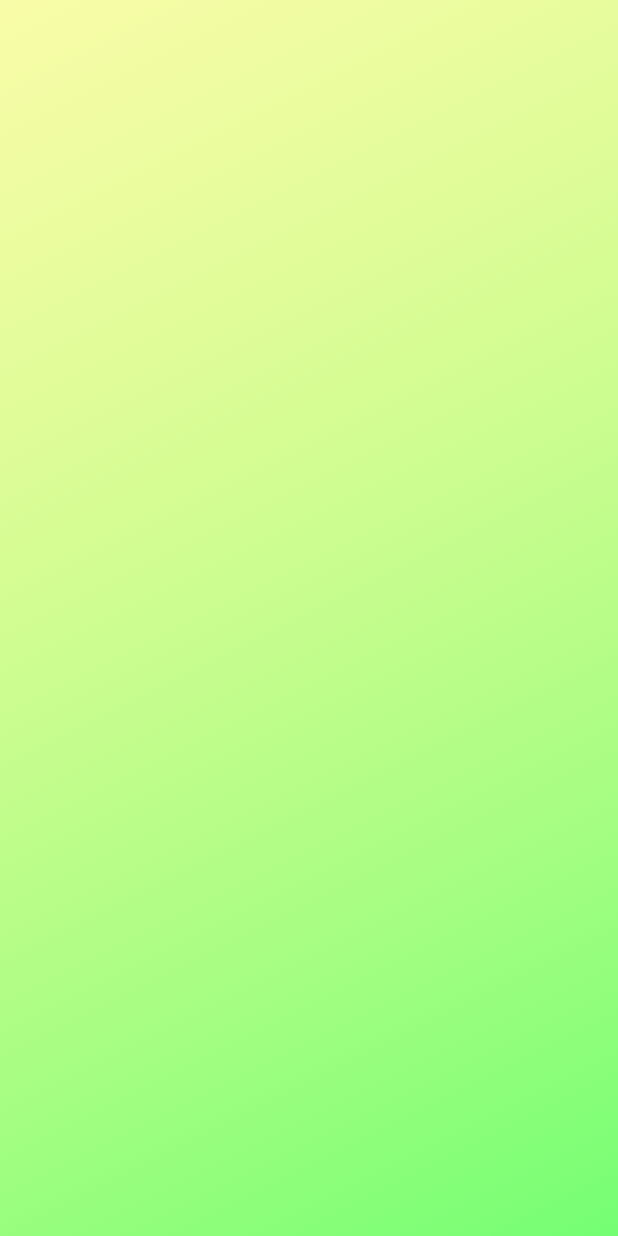
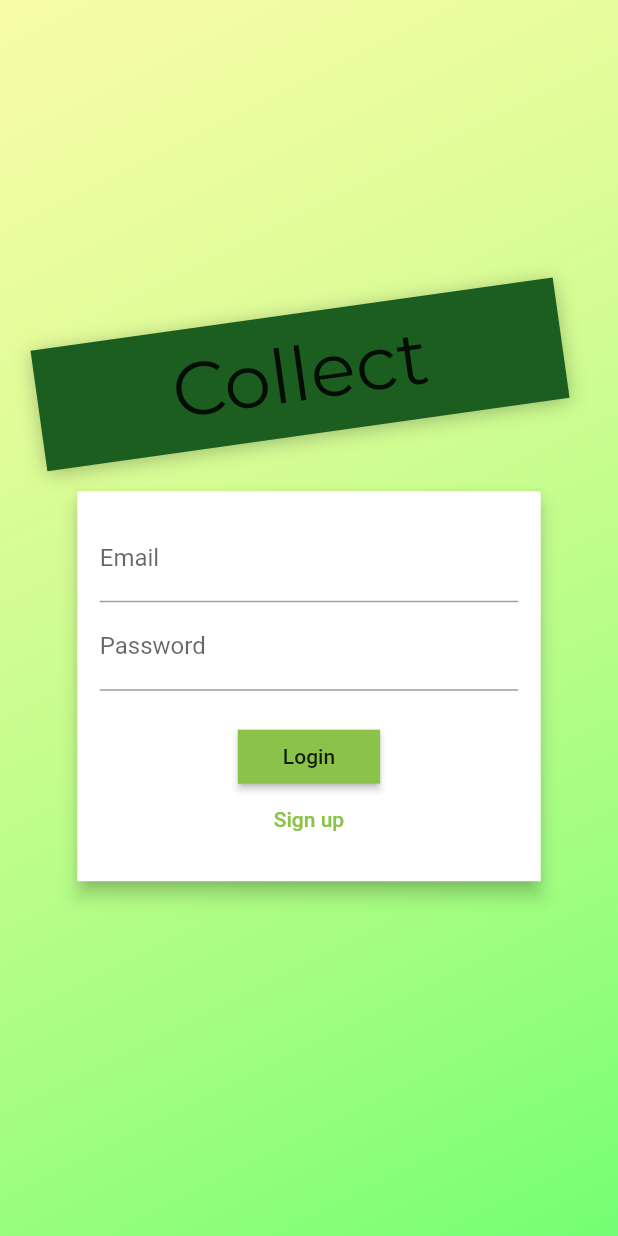
Before and after one commit to jackyangzzh/Flutter-Project, a Flutter app: the AuthScreen screen opened directly, on a phone screen of 412 x 824 dp. Run offline on Flutter 3.47's test engine with Material 2 defaults, Android fonts, the phone set to English and light mode, and no system bars.

Commit message:
Auth screen complete

```diff
--- a/collection_app/lib/Screens/auth_screen.dart
+++ b/collection_app/lib/Screens/auth_screen.dart
@@ -1,5 +1,6 @@
 import 'dart:math';
 import 'package:flutter/material.dart';
+import '../Widgets/auth_card.dart';
 
 enum AuthMode { Signup, Login }
 
@@ -31,6 +32,37 @@ class AuthScreen extends StatelessWidget {
               child: Column(
                 mainAxisAlignment: MainAxisAlignment.center,
                 crossAxisAlignment: CrossAxisAlignment.center,
+                children: <Widget>[
+                  Flexible(
+                    child: Container(
+                      margin: EdgeInsets.only(bottom: 10),
+                      padding:
+                          EdgeInsets.symmetric(vertical: 10, horizontal: 90),
+                      transform: Matrix4.rotationZ(-8 * pi / 180)
+                        ..translate(-10.0),
+                      decoration: BoxDecoration(
+                          borderRadius: BorderRadius.circular(0),
+                          color: Colors.green.shade900,
+                          boxShadow: [
+                            BoxShadow(
+                                blurRadius: 10,
+                                color: Colors.black26,
+                                offset: Offset(0, 2))
+                          ]),
+                      child: Text('Collect',
+                          style: TextStyle(
+                              color:
+                                  Theme.of(context).accentTextTheme.title.color,
+                              fontSize: 50,
+                              fontFamily: 'Montserrat',
+                              fontWeight: FontWeight.normal)),
+                    ),
+                  ),
+                  Flexible(
+                    flex: deviceSize.width > 600 ? 2 : 1,
+                    child: AuthCard(),
+                  ),
+                ],
               ),
             ),
           )
--- /dev/null
+++ b/collection_app/lib/Widgets/auth_card.dart
@@ -0,0 +1,139 @@
+import '../Screens/auth_screen.dart';
+import 'package:flutter/material.dart';
+
+class AuthCard extends StatefulWidget {
+  const AuthCard({
+    Key key,
+  }) : super(key: key);
+  @override
+  _AuthCardState createState() => _AuthCardState();
+}
+
+class _AuthCardState extends State<AuthCard> {
+  final GlobalKey<FormState> _formKey = GlobalKey();
+  AuthMode _authMode = AuthMode.Login;
+  Map<String, String> _authData = {
+    'email': '',
+    'password': '',
+  };
+  var _isLoading = false;
+  final _passwordController = TextEditingController();
+
+  void _submit() {
+    if (_formKey.currentState.validate()) {
+      return;
+    }
+    _formKey.currentState.save();
+    setState(() {
+      _isLoading = true;
+    });
+    if (_authMode == AuthMode.Login) {
+    } else {}
+    setState(() {
+      _isLoading = false;
+    });
+  }
+
+  void _switchAuthMode() {
+    if (_authMode == AuthMode.Login) {
+      setState(() {
+        _authMode = AuthMode.Signup;
+      });
+    } else {
+      setState(() {
+        _authMode = AuthMode.Login;
+      });
+    }
+  }
+
+  @override
+  Widget build(BuildContext context) {
+    final deviceSize = MediaQuery.of(context).size;
+    return Card(
+      shape: RoundedRectangleBorder(
+        borderRadius: BorderRadius.circular(0),
+      ),
+      elevation: 5,
+      child: Container(
+        height: _authMode == AuthMode.Signup ? 320 : 260,
+        constraints:
+            BoxConstraints(minHeight: _authMode == AuthMode.Signup ? 320 : 260),
+        width: deviceSize.width * 0.75,
+        padding: EdgeInsets.all(15),
+        child: Form(
+          key: _formKey,
+          child: SingleChildScrollView(
+            child: Column(
+              children: <Widget>[
+                TextFormField(
+                  decoration: InputDecoration(labelText: 'Email'),
+                  keyboardType: TextInputType.emailAddress,
+                  validator: (val) {
+                    if (val.isEmpty || !val.contains('@')) {
+                      return 'Invalid Email';
+                    }
+                  },
+                  onSaved: (val) {
+                    _authData['email'] = val;
+                  },
+                ),
+                TextFormField(
+                  decoration: InputDecoration(labelText: 'Password'),
+                  obscureText: true,
+                  controller: _passwordController,
+                  validator: (val) {
+                    if (val.isEmpty || val.length < 6) {
+                      return 'Password should be at least 6 digits!';
+                    }
+                  },
+                  onSaved: (val) {
+                    _authData['password'] = val;
+                  },
+                ),
+                if (_authMode == AuthMode.Signup)
+                  TextFormField(
+                    enabled: _authMode == AuthMode.Signup,
+                    decoration: InputDecoration(labelText: 'Confirm Password'),
+                    obscureText: true,
+                    validator: _authMode == AuthMode.Signup
+                        ? (val) {
+                            if (val != _passwordController.text) {
+                              return 'Please enter the same password!';
+                            }
+                          }
+                        : null,
+                  ),
+                SizedBox(
+                  height: 20,
+                ),
+                if (_isLoading)
+                  CircularProgressIndicator(
+                    backgroundColor: Theme.of(context).primaryColor,
+                  )
+                else
+                  RaisedButton(
+                    child:
+                        Text(_authMode == AuthMode.Login ? 'Login' : 'Sign up'),
+                    onPressed: _submit,
+                    shape: RoundedRectangleBorder(
+                        borderRadius: BorderRadius.circular(0)),
+                    padding: EdgeInsets.symmetric(horizontal: 30, vertical: 5),
+                    color: Theme.of(context).primaryColor,
+                    textColor: Theme.of(context).primaryTextTheme.button.color,
+                  ),
+                FlatButton(
+                  child: Text(
+                      '${_authMode == AuthMode.Login ? 'Sign up' : 'Login'}'),
+                  onPressed: _switchAuthMode,
+                  padding: EdgeInsets.symmetric(horizontal: 30, vertical: 5),
+                  materialTapTargetSize: MaterialTapTargetSize.shrinkWrap,
+                  textColor: Theme.of(context).primaryColor,
+                )
+              ],
+            ),
+          ),
+        ),
+      ),
+    );
+  }
+}
--- a/collection_app/lib/main.dart
+++ b/collection_app/lib/main.dart
@@ -1,7 +1,4 @@
 import 'package:collection_app/Screens/edit_collection_screen.dart';
-
-import './Widgets/user_collection_item.dart';
-
 import './Providers/profolio.dart';
 import 'package:flutter/material.dart';
 import 'package:provider/provider.dart';
@@ -12,6 +9,7 @@ import './Screens/profolio_screen.dart';
 import './Providers/history.dart';
 import './Screens/past_collection_screen.dart';
 import './Screens/user_collection_screen.dart';
+import './Screens/auth_screen.dart';
 
 void main() => runApp(MyApp());
 
@@ -50,7 +48,7 @@ class MyApp extends StatelessWidget {
                 ),
                 display1: TextStyle(fontSize: 15, fontFamily: 'Monteserrat'),
                 caption: TextStyle(fontSize: 13))),
-        home: CollectOverviewScreen(),
+        home: AuthScreen(),
         routes: {
           ItemDetailScreen.routeName: (ctx) => ItemDetailScreen(),
           ProfolioCart.routeName: (ctx) => ProfolioCart(),
```
